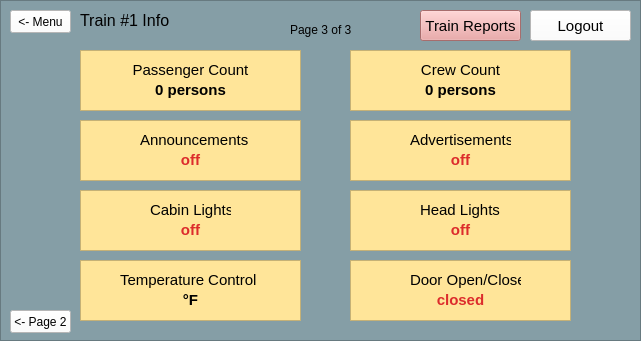
Qt form src/UI/TrainModel/Train_Info_Page3.ui (aet37/ECE1140-Project) before a commit.
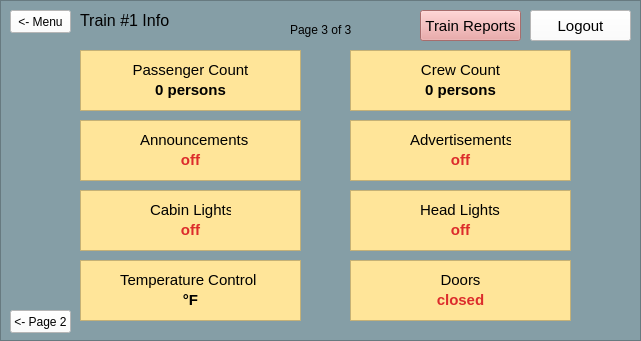
The same form after that commit.

Diff of the .ui file:
```diff
--- a/src/UI/TrainModel/Train_Info_Page3.ui
+++ b/src/UI/TrainModel/Train_Info_Page3.ui
@@ -580,9 +580,9 @@
     <widget class="QLabel" name="label_6">
      <property name="geometry">
       <rect>
-       <x>410</x>
+       <x>360</x>
        <y>270</y>
-       <width>111</width>
+       <width>201</width>
        <height>20</height>
       </rect>
      </property>
@@ -595,7 +595,10 @@
       <string notr="true">background-color: rgb(255, 229, 153);</string>
      </property>
      <property name="text">
-      <string>Door Open/Close</string>
+      <string>Doors</string>
+     </property>
+     <property name="alignment">
+      <set>Qt::AlignCenter</set>
      </property>
     </widget>
     <widget class="QLabel" name="disp_pass_count">
```
